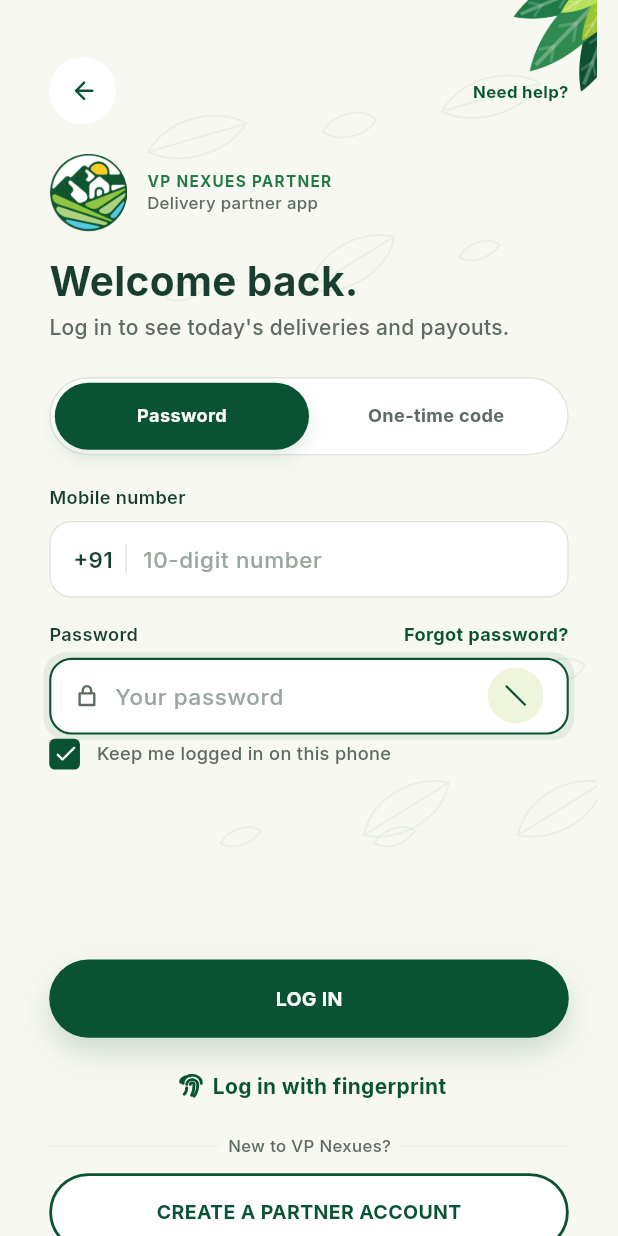
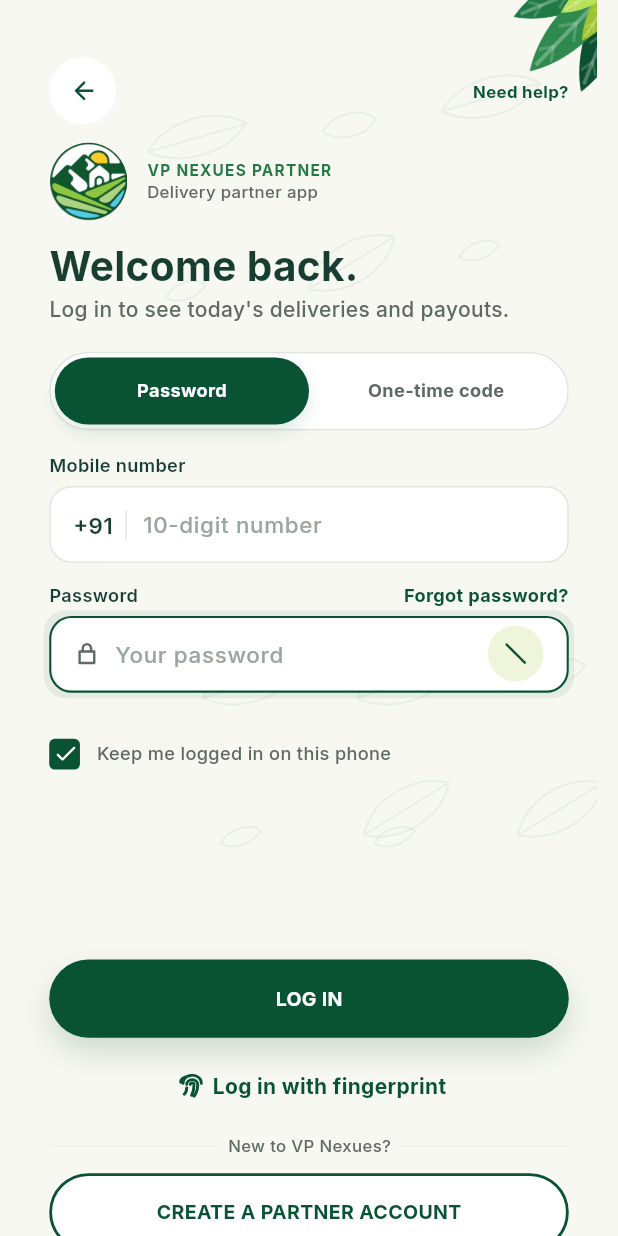
Before and after one commit to Aneesvpnexues/vpnexues-delivery-person-app, a Flutter app: the screen it shows after launch, after a tap on "I ALREADY HAVE AN ACCOUNT", on a phone screen of 412 x 824 dp. Run offline on Flutter 3.47's test engine with Material 3 defaults, Android fonts, the phone set to English and light mode, and no system bars; our stand-ins replace flutter_svg, image_picker, lucide_icons_flutter, shared_preferences; network calls fail.

Commit message:
Fix login alignment and add Salem/Tirupathur cities

```diff
--- a/mobile/lib/screens/login_screen.dart
+++ b/mobile/lib/screens/login_screen.dart
@@ -99,16 +99,16 @@ class _LoginScreenState extends State<LoginScreen> {
                 ),
               ),
             ),
-            const Logo(x: 20, y: 110, s: 56),
-            const DTxt('VP NEXUES PARTNER', x: 90, y: 122, w: 280, s: 11, wt: FontWeight.w700, lh: 15.4, c: C.accent, ls: .9),
-            const DTxt('Delivery partner app', x: 90, y: 137, w: 280, s: 12, wt: FontWeight.w500, lh: 16.8, c: C.muted),
-            const DTxt('Welcome back.', x: 20, y: 181, w: 372, s: 29, wt: FontWeight.w700, lh: 40.6),
-            const DTxt("Log in to see today's deliveries and payouts.", x: 20, y: 224, w: 380, s: 15, wt: FontWeight.w500, lh: 21, c: C.muted),
+            const Logo(x: 20, y: 102, s: 56),
+            const DTxt('VP NEXUES PARTNER', x: 90, y: 114, w: 280, s: 11, wt: FontWeight.w700, lh: 15.4, c: C.accent, ls: .9),
+            const DTxt('Delivery partner app', x: 90, y: 129, w: 280, s: 12, wt: FontWeight.w500, lh: 16.8, c: C.muted),
+            const DTxt('Welcome back.', x: 20, y: 170, w: 372, s: 29, wt: FontWeight.w700, lh: 40.6),
+            const DTxt("Log in to see today's deliveries and payouts.", x: 20, y: 211, w: 380, s: 15, wt: FontWeight.w500, lh: 21, c: C.muted),
 
             // segmented control
             DBox(
               x: 20,
-              y: 270,
+              y: 252,
               w: 372,
               h: 56,
               r: 28,
@@ -118,7 +118,7 @@ class _LoginScreenState extends State<LoginScreen> {
             AnimatedPositioned(
               duration: const Duration(milliseconds: 200),
               left: _tab == 'password' ? 24 : 206,
-              top: 274,
+              top: 256,
               width: 182,
               height: 48,
               child: Container(
@@ -127,7 +127,7 @@ class _LoginScreenState extends State<LoginScreen> {
             ),
             Positioned(
               left: 24,
-              top: 274,
+              top: 256,
               width: 182,
               height: 48,
               child: GestureDetector(
@@ -142,7 +142,7 @@ class _LoginScreenState extends State<LoginScreen> {
             ),
             Positioned(
               left: 206,
-              top: 274,
+              top: 256,
               width: 182,
               height: 48,
               child: GestureDetector(
@@ -156,21 +156,21 @@ class _LoginScreenState extends State<LoginScreen> {
               ),
             ),
 
-            const DTxt('Mobile number', x: 20, y: 347, w: 372, wt: FontWeight.w600, lh: 18.2),
+            const DTxt('Mobile number', x: 20, y: 324, w: 372, wt: FontWeight.w600, lh: 18.2),
             DBox(
               x: 20,
-              y: 373,
+              y: 348,
               w: 372,
               h: 55,
               r: 16,
               bg: Colors.white,
               border: Border.all(color: C.line),
             ),
-            const DTxt('+91', x: 37, y: 390, w: 38, s: 16, wt: FontWeight.w600, lh: 22.4),
-            const DBox(x: 74.5, y: 390, w: 1, h: 21, bg: C.line),
+            const DTxt('+91', x: 37, y: 365, w: 38, s: 16, wt: FontWeight.w600, lh: 22.4),
+            const DBox(x: 74.5, y: 365, w: 1, h: 21, bg: C.line),
             Positioned(
               left: 87,
-              top: 373,
+              top: 348,
               width: 280,
               height: 55,
               child: Align(
@@ -201,11 +201,11 @@ class _LoginScreenState extends State<LoginScreen> {
             ),
 
             if (_tab == 'password') ...[
-              const DTxt('Password', x: 20, y: 445, w: 372, wt: FontWeight.w600, lh: 18.2),
+              const DTxt('Password', x: 20, y: 417, w: 372, wt: FontWeight.w600, lh: 18.2),
               DTxt(
                 'Forgot password?',
                 x: 252,
-                y: 445,
+                y: 417,
                 w: 140,
                 wt: FontWeight.w700,
                 lh: 18.2,
@@ -217,7 +217,7 @@ class _LoginScreenState extends State<LoginScreen> {
               ),
               DBox(
                 x: 20,
-                y: 471,
+                y: 441,
                 w: 372,
                 h: 55,
                 r: 16,
@@ -225,10 +225,10 @@ class _LoginScreenState extends State<LoginScreen> {
                 border: Border.all(color: C.green, width: 1.5),
                 shadow: [BoxShadow(color: C.green.withValues(alpha: .08), blurRadius: 0, spreadRadius: 4)],
               ),
-              const DSvg('assets/ui/lock.svg', x: 38, y: 489, w: 18, h: 18),
+              const DSvg('assets/ui/lock.svg', x: 38, y: 459, w: 18, h: 18),
               Positioned(
                 left: 67,
-                top: 471,
+                top: 441,
                 width: 250,
                 height: 55,
                 child: Align(
@@ -258,7 +258,7 @@ class _LoginScreenState extends State<LoginScreen> {
               ),
               DBox(
                 x: 334,
-                y: 478,
+                y: 448,
                 w: 40,
                 h: 40,
                 onTap: () => setState(() => _show = !_show),
@@ -273,7 +273,7 @@ class _LoginScreenState extends State<LoginScreen> {
                 ),
               ),
             ] else
-              const DTxt("We'll text a 6-digit one-time code to this number.", x: 20, y: 445, w: 372, s: 13, wt: FontWeight.w500, lh: 19.5, c: C.muted),
+              const DTxt("We'll text a 6-digit one-time code to this number.", x: 20, y: 417, w: 372, s: 13, wt: FontWeight.w500, lh: 19.5, c: C.muted),
 
             DBox(
               x: 20,
--- a/mobile/lib/screens/signup_screen.dart
+++ b/mobile/lib/screens/signup_screen.dart
@@ -71,6 +71,9 @@ class _SignupScreenState extends State<SignupScreen> {
     {'id': -32, 'name': 'Chennai', 'state': 'Tamil Nadu'},
     {'id': -33, 'name': 'Coimbatore', 'state': 'Tamil Nadu'},
     {'id': -34, 'name': 'Madurai', 'state': 'Tamil Nadu'},
+    {'id': -79, 'name': 'Salem', 'state': 'Tamil Nadu'},
+    {'id': -80, 'name': 'Tirupathur', 'state': 'Tamil Nadu'},
+    {'id': -81, 'name': 'Tirupattur', 'state': 'Tamil Nadu'},
     {'id': -44, 'name': 'Ariyalur', 'state': 'Tamil Nadu'},
     {'id': -45, 'name': 'Chengalpattu', 'state': 'Tamil Nadu'},
     {'id': -46, 'name': 'Cuddalore', 'state': 'Tamil Nadu'},
```
Also changed, not shown: 1 other file.
